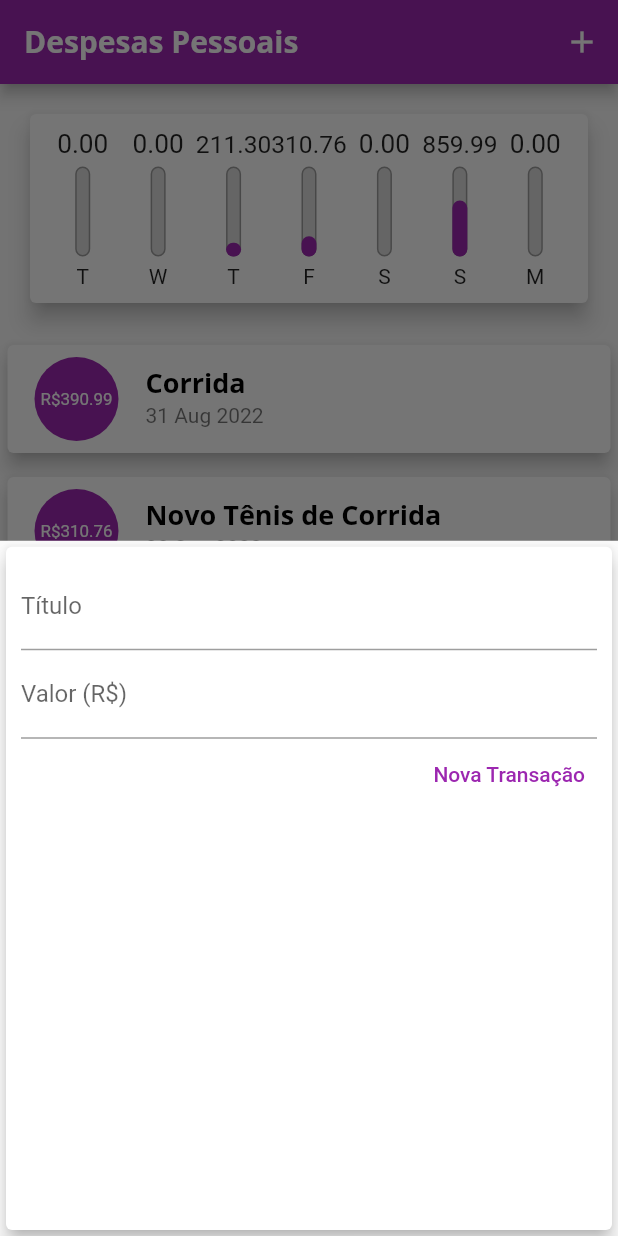
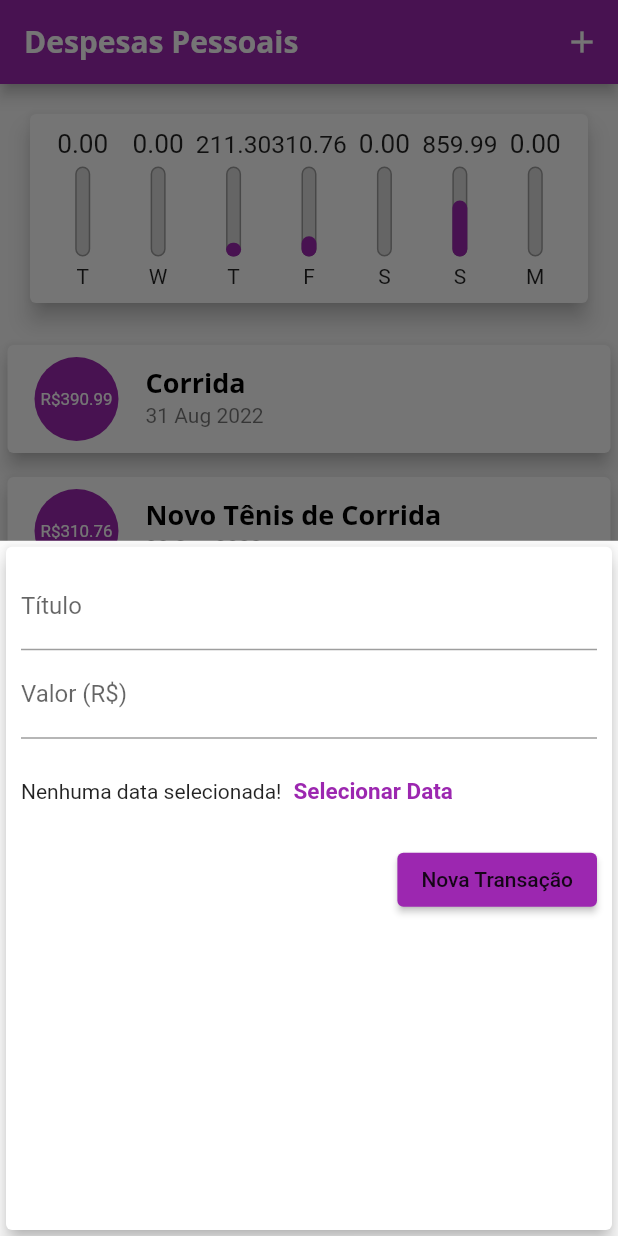
Before and after one commit to DaniloSacramento/Despesas-Pessoais-App, a Flutter app: the screen it shows after launch, after a tap on the "add" icon, on a phone screen of 412 x 824 dp. Run offline on Flutter 3.47's test engine with Material 2 defaults, Android fonts, the phone set to English and light mode, and no system bars.

Commit message:
Adicionando botao na Data

```diff
--- a/expenses/lib/components/transaction_form.dart
+++ b/expenses/lib/components/transaction_form.dart
@@ -49,18 +49,37 @@ class _TransactionFormState extends State<TransactionForm> {
                 labelText: 'Valor (R\$)',
               ),
             ),
+            Container(
+              height: 70,
+              child: Row(children: [
+                Text("Nenhuma data selecionada!"),
+
+                TextButton(
+
+                    child: const Text(
+                      'Selecionar Data',
+                      style: TextStyle(
+                        fontWeight: FontWeight.bold,
+                        fontSize: 15
+                      ),
+                    ),
+                    onPressed: () {},
+                  )
+              ],
+              ),
+            ),
             Row(
               mainAxisAlignment: MainAxisAlignment.end,
               children: <Widget>[
-                TextButton(
-                  child: const Text(
+                ElevatedButton(
+                  child: Text(
                     'Nova Transação',
                     style: TextStyle(
-                      color: Colors.purple,
+                      color: Theme.of(context).textTheme.button?.color,
                     ),
                   ),
                   onPressed: _submitForm,
-                )
+                ),
               ],
             ),
           ],
```
